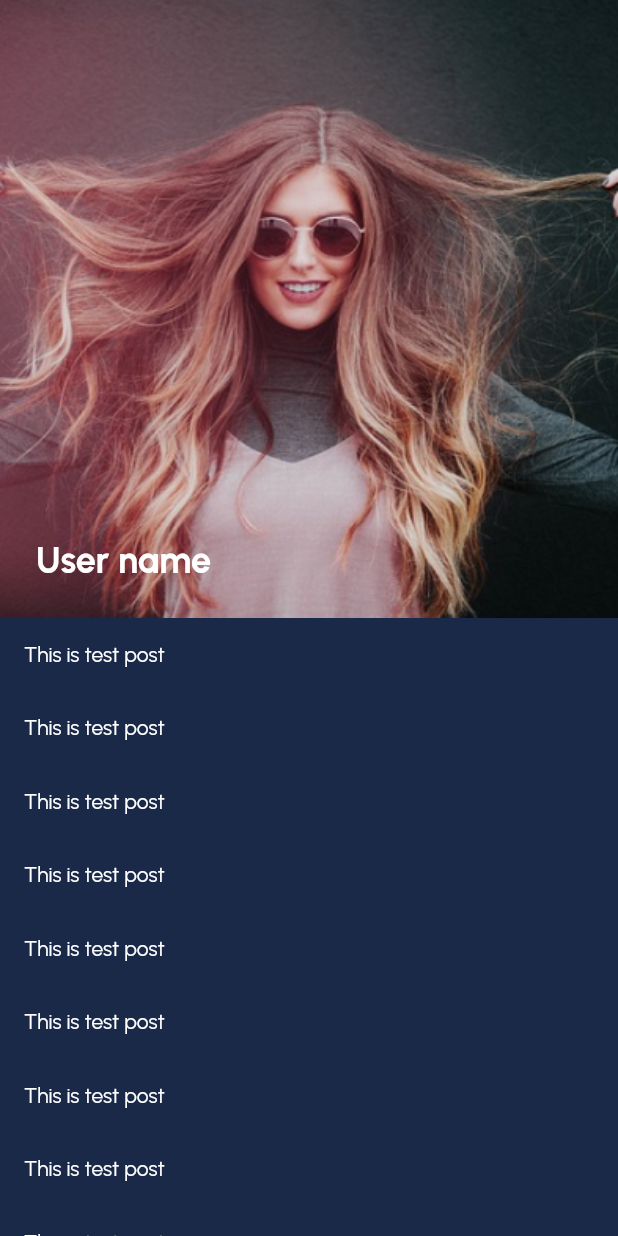
After one commit to HakanBayazitHabes/Advance-DateApp, a Flutter app: the UserPage screen opened by its route, on a phone screen of 412 x 824 dp. The commit adds this screen. Run offline on Flutter 3.47's test engine with Material 2 defaults, Android fonts, the light colour scheme and no system bars; our stand-ins replace flutter_map, flutter_svg, image_cropper, image_picker, latlong2; accounts and stored records are empty.

Commit message:
Added User Page AnimatedWidget & CustomScrollView: Sliver

```diff
--- a/lib/Component/post_item.dart
+++ b/lib/Component/post_item.dart
@@ -1,3 +1,4 @@
+import 'package:advance_date_app/config/app_routes.dart';
 import 'package:flutter/material.dart';
 
 import '../data/model/post.dart';
@@ -10,7 +11,11 @@ class PostItem extends StatelessWidget {
 
   @override
   Widget build(BuildContext context) {
-    return Padding(
+    return GestureDetector(
+      onTap: () {
+        Navigator.of(context).pushNamed(AppRoutes.user);
+      },
+      child: Padding(
         padding: const EdgeInsets.symmetric(horizontal: 24, vertical: 12),
         child: Column(
           children: [
@@ -42,6 +47,7 @@ class PostItem extends StatelessWidget {
             Text(post.message ?? '', style: AppText.subtitle3),
           ],
         ),
+      ),
     );
   }
 }
--- a/lib/config/app_routes.dart
+++ b/lib/config/app_routes.dart
@@ -6,6 +6,7 @@ import '../pages/edit_profile_page.dart';
 import '../pages/home_page.dart';
 import '../pages/login_page.dart';
 import '../pages/main_page.dart';
+import '../pages/user_page.dart';
 
 class AppRoutes {
   static final pages = {
@@ -15,6 +16,7 @@ class AppRoutes {
     main: (context) => MainPage(),
     editProfile: (context) => EditProfilePage(),
     nearby: (context) => NearbyPage(),
+    user: (context) => UserPage(),
   };
 
   static const login = '/';
@@ -22,4 +24,5 @@ class AppRoutes {
   static const main = '/main';
   static const editProfile = '/edit_profile';
   static const nearby = '/nearby';
+  static const user = '/user';
 }
--- /dev/null
+++ b/lib/pages/user_page.dart
@@ -0,0 +1,112 @@
+import 'package:advance_date_app/Component/toolbar.dart';
+import 'package:advance_date_app/Component/user_avatar.dart';
+import 'package:flutter/material.dart';
+
+class UserPage extends StatefulWidget {
+  UserPage({super.key});
+
+  @override
+  State<UserPage> createState() => _UserPageState();
+}
+
+class _UserPageState extends State<UserPage> {
+  final scrollController = ScrollController();
+
+  @override
+  void initState() {
+    super.initState();
+    scrollController.addListener(() {
+      setState(() {});
+    });
+  }
+
+  @override
+  Widget build(BuildContext context) {
+    return Scaffold(
+      body: CustomScrollView(
+        controller: scrollController,
+        slivers: [
+          SliverToBoxAdapter(
+            child: MyUserAppBar(
+              offset: scrollController.hasClients ? scrollController.offset : 0,
+            ),
+          ),
+          SliverList(
+            delegate: SliverChildBuilderDelegate(
+              (context, index) {
+                return Container(
+                  padding: const EdgeInsets.all(16),
+                  child: Text('This is test post'),
+                );
+              },
+              childCount: 100,
+            ),
+          ),
+        ],
+      ),
+    );
+  }
+}
+
+class MyUserAppBar extends StatelessWidget {
+  final double offset;
+  var expanded = true;
+
+  MyUserAppBar({super.key, required this.offset});
+
+  @override
+  Widget build(BuildContext context) {
+    final width = MediaQuery.of(context).size.width;
+    final progress = offset / width;
+    expanded = progress < 0.04;
+    return AnimatedContainer(
+      width: double.infinity,
+      height: width - (expanded ? 0 : width - 260),
+      duration: Duration(milliseconds: 200),
+      child: Stack(
+        fit: StackFit.expand,
+        children: [
+          Positioned(
+            right: 0,
+            left: 0,
+            child: AnimatedContainer(
+              duration: Duration(milliseconds: 200),
+              padding: EdgeInsets.only(
+                top: expanded ? 0 : MediaQuery.of(context).viewPadding.top + 24,
+              ),
+              alignment: expanded ? null : Alignment.center,
+              width: expanded ? width : 180,
+              height: expanded ? width : 180,
+              child: Image.asset(
+                'assets/temp/user1.png',
+                fit: BoxFit.cover,
+              ),
+            ),
+          ),
+          Positioned(
+            left: 24,
+            bottom: 24,
+            right: 24,
+            child: AnimatedAlign(
+              curve: Curves.easeInOut,
+              duration: Duration(milliseconds: 200),
+              alignment: expanded ? Alignment.centerLeft : Alignment.center,
+              child: Column(
+                children: [
+                  Text(
+                    'User name',
+                    style: TextStyle(
+                      color: Colors.white,
+                      fontSize: 24,
+                      fontWeight: FontWeight.w700,
+                    ),
+                  ),
+                ],
+              ),
+            ),
+          )
+        ],
+      ),
+    );
+  }
+}
```
Lines whose indentation alone changed are shown as unchanged.
